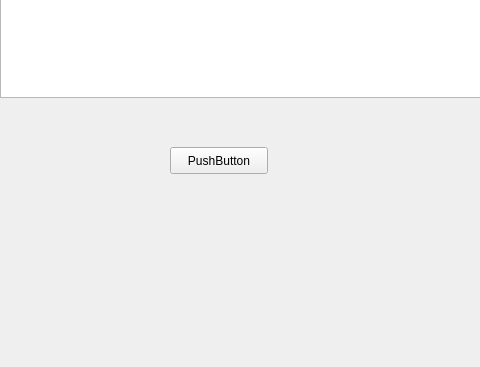
Before: the Qt Designer form wlanavailable.ui in arcean/wlan-navi, drawn with Qt 5; both pictures show x 0 to 480 and y 113 to 480 of the 843 by 480 pixel window.
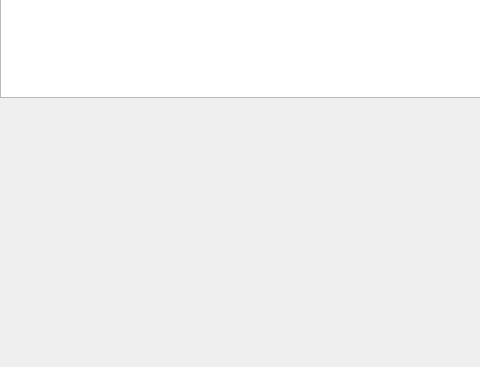
After: the same form once the commit is applied.

Patch:
```diff
--- a/wlanavailable.ui
+++ b/wlanavailable.ui
@@ -24,19 +24,6 @@
      </rect>
     </property>
    </widget>
-   <widget class="QPushButton" name="pushButton">
-    <property name="geometry">
-     <rect>
-      <x>170</x>
-      <y>260</y>
-      <width>98</width>
-      <height>27</height>
-     </rect>
-    </property>
-    <property name="text">
-     <string>PushButton</string>
-    </property>
-   </widget>
   </widget>
  </widget>
  <resources/>
```
